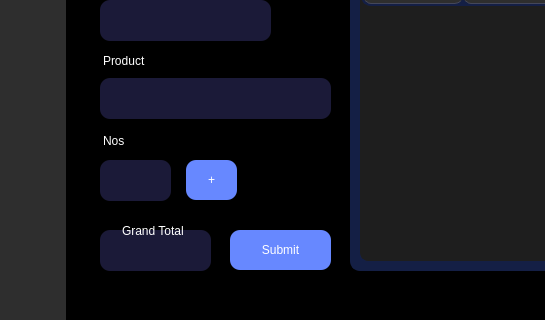
Before: the Qt Designer form assets/uiux/rma.ui in JinxSeven/retail-manager-lite, drawn with Qt 5; both pictures show x 0 to 545 and y 301 to 621 of the 988 by 725 pixel window.
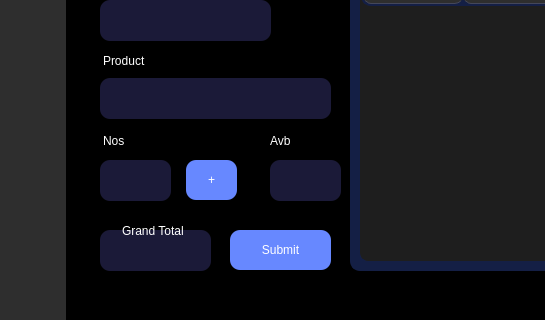
After: the same form once the commit is applied. The open tabs and pages were chosen to show the change. Icons and pictures are not drawn.

What changed in the file:
```diff
--- a/assets/uiux/rma.ui
+++ b/assets/uiux/rma.ui
@@ -151,7 +151,7 @@
      <enum>QTabWidget::Rounded</enum>
     </property>
     <property name="currentIndex">
-     <number>3</number>
+     <number>1</number>
     </property>
     <widget class="QWidget" name="tab">
      <attribute name="title">
@@ -1056,6 +1056,47 @@
        <string>+</string>
       </property>
      </widget>
+     <widget class="QLineEdit" name="prodAvailable">
+      <property name="geometry">
+       <rect>
+        <x>220</x>
+        <y>410</y>
+        <width>71</width>
+        <height>41</height>
+       </rect>
+      </property>
+      <property name="styleSheet">
+       <string notr="true">color: white;
+font: 12pt &quot;Poppins SemiBold&quot;;
+border-radius: 10px;
+background-color:rgb(27, 26, 56);
+padding: 7px 12px;</string>
+      </property>
+      <property name="text">
+       <string/>
+      </property>
+      <property name="echoMode">
+       <enum>QLineEdit::Normal</enum>
+      </property>
+     </widget>
+     <widget class="QLabel" name="prodAvbLable">
+      <property name="geometry">
+       <rect>
+        <x>220</x>
+        <y>370</y>
+        <width>41</width>
+        <height>41</height>
+       </rect>
+      </property>
+      <property name="styleSheet">
+       <string notr="true">background-color:rgba(255, 255, 255, 0);
+font: 63 11pt &quot;Poppins SemiBold&quot;;
+color: white</string>
+      </property>
+      <property name="text">
+       <string>Avb</string>
+      </property>
+     </widget>
      <zorder>columnView_3</zorder>
      <zorder>columnView_4</zorder>
      <zorder>navOrderEntryOne</zorder>
@@ -1078,6 +1119,8 @@
      <zorder>label_3</zorder>
      <zorder>prodOrdInfoLbl</zorder>
      <zorder>addToBillBtn</zorder>
+     <zorder>prodAvailable</zorder>
+     <zorder>prodAvbLable</zorder>
     </widget>
     <widget class="QWidget" name="tab_5">
      <attribute name="title">
@@ -3420,7 +3463,7 @@
      <x>0</x>
      <y>0</y>
      <width>988</width>
-     <height>21</height>
+     <height>26</height>
     </rect>
    </property>
   </widget>
```
